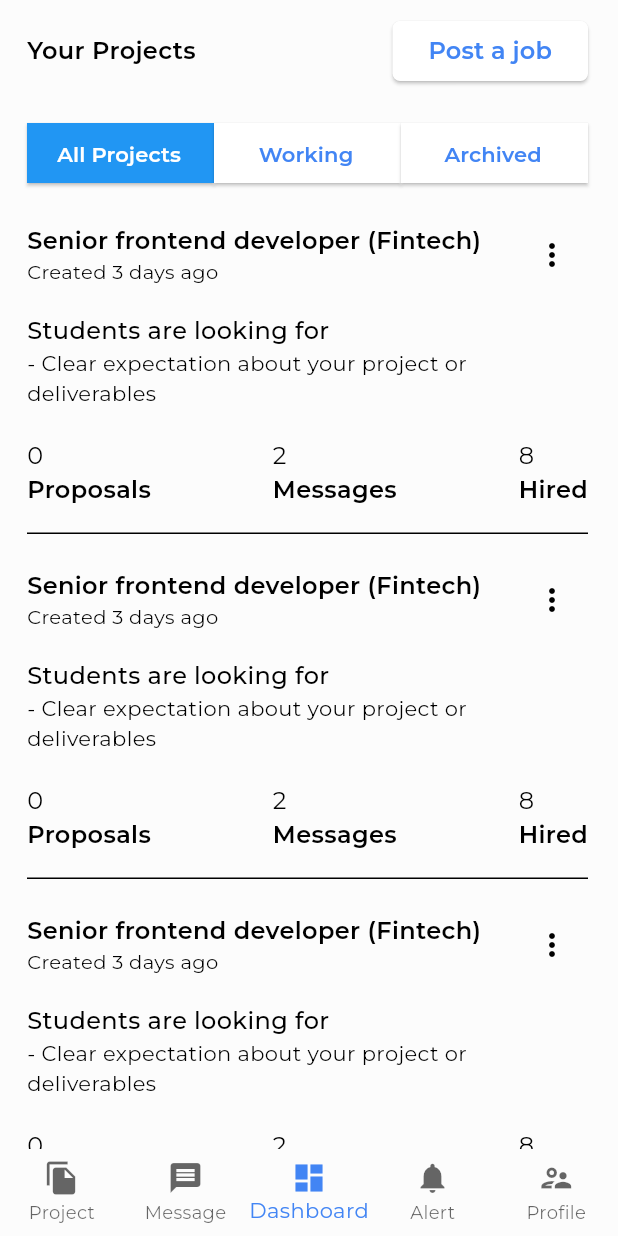
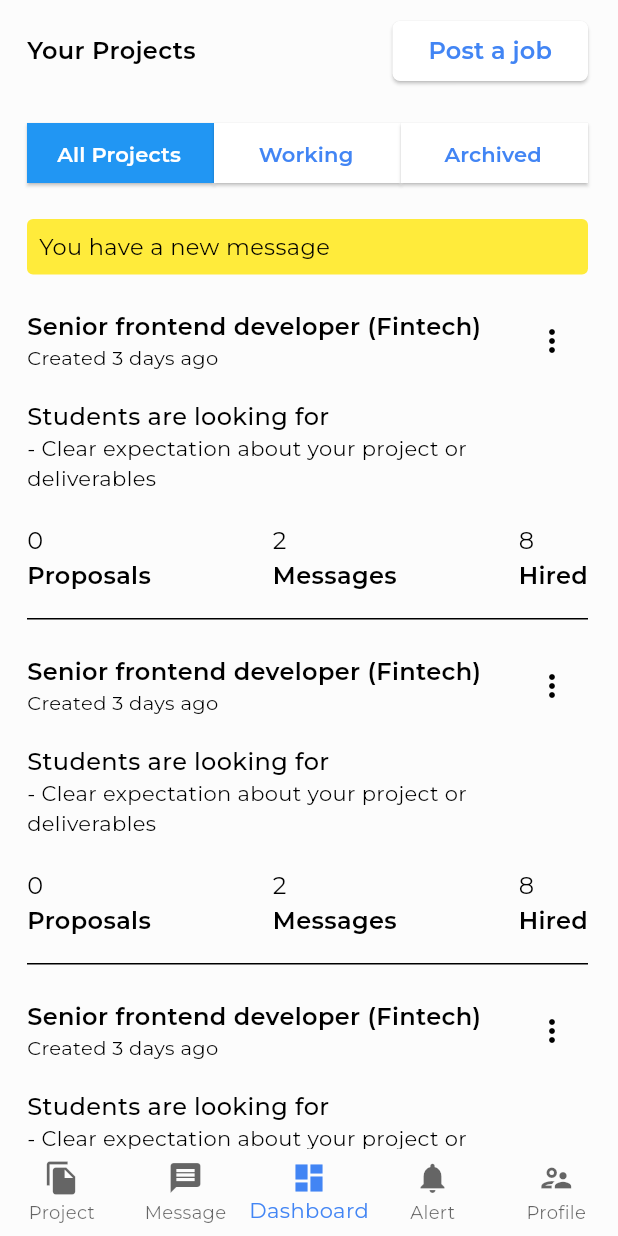
Before and after one commit to rayleigh420/StudentHub, a Flutter app: the screen it shows after launch, on a phone screen of 412 x 824 dp. Run offline on Flutter 3.47's test engine with Material 3 defaults, Android fonts, the phone set to English and light mode, and no system bars; our stand-ins replace another_flushbar, dio, dotted_border, event_bus, file_picker, flutter_mobx and 7 more; missing offline and left inert: material_dialog, textfield_tags, xxtea; generated files the repository leaves out were written again.

Commit message:
ADD/ Notifcation in dashboard student

```diff
--- a/lib/presentation/dashboard/dashboard_student.dart
+++ b/lib/presentation/dashboard/dashboard_student.dart
@@ -0,0 +1,85 @@
+import 'package:boilerplate/core/widgets/projects/list_project_company.dart';
+import 'package:boilerplate/core/widgets/projects/project_company_item.dart';
+import 'package:boilerplate/core/widgets/toogle_filter.dart';
+import 'package:boilerplate/utils/device/device_utils.dart';
+import 'package:flutter/material.dart';
+
+class DashboardStudentScreen extends StatefulWidget {
+  @override
+  _DashboardStudentScreenState createState() => _DashboardStudentScreenState();
+}
+
+class _DashboardStudentScreenState extends State<DashboardStudentScreen> {
+  @override
+  Widget build(BuildContext context) {
+    return SafeArea(
+        child: Scaffold(
+            body: SingleChildScrollView(
+      child: Container(
+          padding: EdgeInsets.fromLTRB(18, 10, 20, 0),
+          child: Column(
+            children: [
+              Row(
+                mainAxisAlignment: MainAxisAlignment.spaceBetween,
+                children: [
+                  const Text(
+                      style: TextStyle(fontWeight: FontWeight.w600),
+                      "Your Projects"),
+                  ElevatedButton(
+                      style: ElevatedButton.styleFrom(
+                          shape: RoundedRectangleBorder(
+                              borderRadius: BorderRadius.circular(5))),
+                      onPressed: () {
+                        Navigator.pushNamed(context, '/project_post_1');
+                      },
+                      child: const Text(
+                          style: TextStyle(fontSize: 16), "Post a job")),
+                ],
+              ),
+              // Row(
+              //   // mainAxisAlignment: MainAxisAlignment.spaceBetween,
+              //   mainAxisSize: MainAxisSize.min,
+              //   children: [
+              //   ],
+              // ),
+              Container(
+                margin: EdgeInsets.only(top: 20),
+                child: FilterButtons(),
+              ),
+              // ProjectItem(),
+              Container(
+                width: double.infinity,
+                margin: EdgeInsets.only(top: 20),
+                padding: EdgeInsets.all(8),
+                decoration: BoxDecoration(
+                  color: Theme.of(context).brightness == Brightness.dark
+                      ? Color(0xFF121212)
+                      : Colors.yellow,
+                  borderRadius: BorderRadius.circular(4),
+                ),
+                child: Text(
+                  "You have a new message",
+                  style: TextStyle(fontSize: 15),
+                ),
+              ),
+              ListProjectCompany(),
+              Container(
+                margin: EdgeInsets.only(
+                    top: DeviceUtils.getScaledHeight(context, 0.35)),
+                child: Center(
+                    child: Column(
+                  children: [
+                    const Text(
+                        style: TextStyle(fontWeight: FontWeight.w500),
+                        "Welcome Duy!"),
+                    const Text(
+                        style: TextStyle(fontWeight: FontWeight.w500),
+                        "You have no jobs!"),
+                  ],
+                )),
+              ),
+            ],
+          )),
+    )));
+  }
+}
--- a/lib/presentation/navigations/bottomNavigationBar.dart
+++ b/lib/presentation/navigations/bottomNavigationBar.dart
@@ -1,6 +1,7 @@
 import 'package:boilerplate/presentation/alert/alert.dart';
 import 'package:boilerplate/presentation/browse_project/browse_project_main.dart';
 import 'package:boilerplate/presentation/dashboard/dashboard_company.dart';
+import 'package:boilerplate/presentation/dashboard/dashboard_student.dart';
 import 'package:boilerplate/presentation/home/home.dart';
 import 'package:boilerplate/presentation/login/login.dart';
 import 'package:boilerplate/presentation/message/message.dart';
@@ -20,7 +21,7 @@ class _AppBottomNavigationBarState extends State<AppBottomNavigationBar> {
   static List<Widget> _widgetOptions = <Widget>[
     ProjectScreen(),
     MessageScreen(),
-    DashboardCompanyScreen(),
+    true ? DashboardStudentScreen() : DashboardCompanyScreen(),
     AlerttScreen(),
     ProfileScreen()
     // DashboardScreen(),
```
Also changed, not shown: lib/core/widgets/projects/submited_project_item.dart (added).
